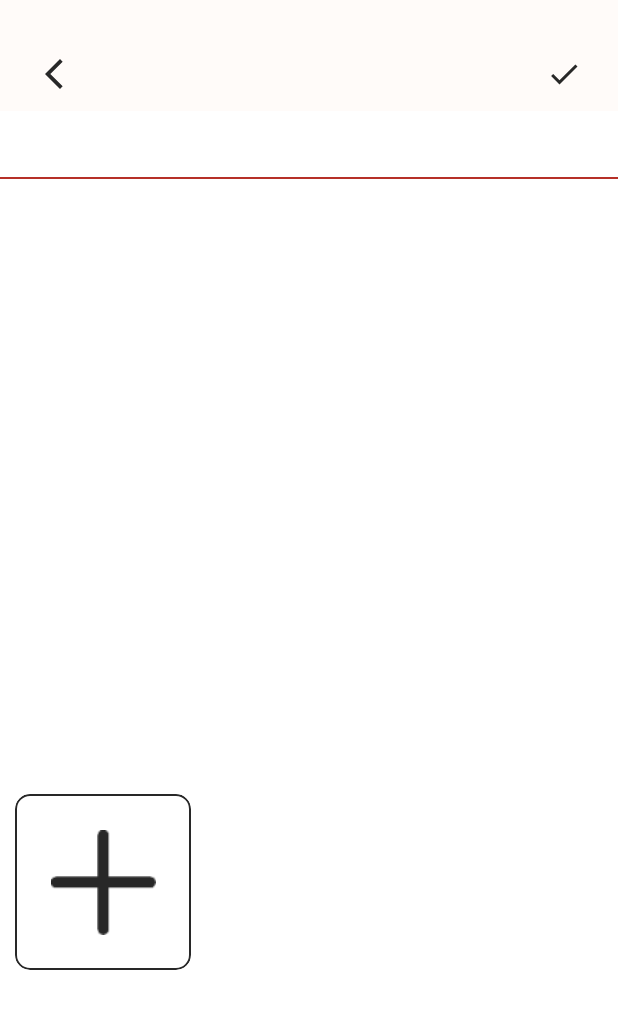
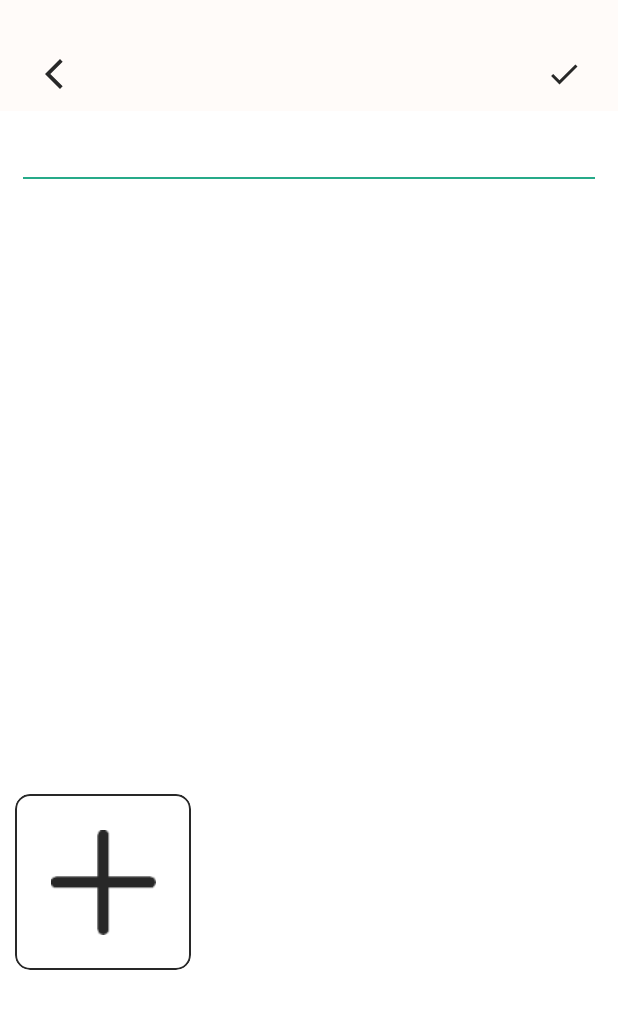
Before and after one commit to yuuuuke/MeAndStar, an Android app built with Jetpack Compose: the DiaryEditActivity screen opened directly, with no data from a screen before it, on a phone screen of 412 x 824 dp. Shown: the top 1009 px of the screen. Run offline under Robolectric (Android 15) with nearby library versions, the phone set to English and light mode, and no system bars; our stand-ins replace Room's generated code, constraintlayout-compose; libraries missing offline, so code that uses them is left out: com.bumptech.glide.

Commit message:
添加了一些代码

```diff
--- a/app/src/main/AndroidManifest.xml
+++ b/app/src/main/AndroidManifest.xml
@@ -24,6 +24,7 @@
 
         <activity
             android:name=".activity.MainActivity"
+            android:launchMode="singleTask"
             android:exported="true"/>
         <activity android:name="com.zhpew.meandstar.activity.DiaryEditActivity" />
         <activity android:name="com.zhpew.meandstar.activity.DiaryActivity" />
--- a/app/src/main/java/com/zhpew/meandstar/activity/DiaryEditActivity.kt
+++ b/app/src/main/java/com/zhpew/meandstar/activity/DiaryEditActivity.kt
@@ -51,6 +51,8 @@ class DiaryEditActivity : BaseActivity<DateEditViewModel>() {
 
     lateinit var picker: ActivityResultLauncher<PickVisualMediaRequest>
     val data = mutableStateOf<DiaryEntity?>(null)
+    val title = mutableStateOf<String>( "")
+    val content = mutableStateOf<String>("")
 
     override fun initData() {
         picker = registerForActivityResult(ActivityResultContracts.PickMultipleVisualMedia(5)) {
@@ -66,6 +68,8 @@ class DiaryEditActivity : BaseActivity<DateEditViewModel>() {
             vm.getDiaryById(1)
             vm.diaryLiveData.observe(this) {
                 data.value = it
+                title.value = data.value!!.title
+                content.value = data.value!!.textContent
             }
         } else {
             data.value = DiaryEntity(0, 0, "", "", null, null)
@@ -73,24 +77,31 @@ class DiaryEditActivity : BaseActivity<DateEditViewModel>() {
 
         vm.cuLiveData.observe(this) {
             Toast.makeText(this, "保存成功", Toast.LENGTH_LONG).show()
-            finish()
+            val intent = Intent(this,MainActivity::class.java)
+            startActivity(intent)
         }
     }
 
     @OptIn(ExperimentalGlideComposeApi::class)
     @Composable
     override fun InitComposeView() {
-        val title = remember {
-            mutableStateOf<String>(data.value?.title ?: "")
+
+        val height = remember {
+            mutableStateOf(-1)
         }
-        val content = remember {
-            mutableStateOf<String>(data.value?.textContent ?: "")
-        }
-
         Column(
             modifier = Modifier
                 .fillMaxWidth()
                 .fillMaxHeight()
+                .layout { measurable, constraints ->
+                    val placeable = measurable.measure(constraints)
+                    layout(placeable.width, placeable.height) {
+                        if (height.value == -1) {
+                            height.value = (placeable.width / 3).Go2Dp
+                        }
+                        placeable.placeRelative(0, 0)
+                    }
+                }
         ) {
             CustomActionBar(
                 title = "",
@@ -102,22 +113,10 @@ class DiaryEditActivity : BaseActivity<DateEditViewModel>() {
                     data.value!!.editTime = System.currentTimeMillis()
                     vm.updateOrCreateData(data.value!!)
                 })
-            val height = remember {
-                mutableStateOf(-1)
-            }
             data.value?.let {
                 LazyVerticalGrid(
                     modifier = Modifier
-                        .fillMaxWidth()
-                        .layout { measurable, constraints ->
-                            val placeable = measurable.measure(constraints)
-                            layout(placeable.width, placeable.height) {
-                                if (height.value == -1) {
-                                    height.value = (placeable.width / 3).Go2Dp
-                                }
-                                placeable.placeRelative(0, 0)
-                            }
-                        },
+                        .fillMaxWidth(),
                     columns = GridCells.Fixed(3),
                     content = {
                         item(span = { GridItemSpan(3) }) {
@@ -125,18 +124,20 @@ class DiaryEditActivity : BaseActivity<DateEditViewModel>() {
                                 BasicTextField(
                                     value = title.value,
                                     onValueChange = { title.value = it },
-                                    modifier = Modifier.padding(top = 15.dp, start = 20.dp),
+                                    modifier = Modifier
+                                        .padding(top = 15.dp, start = 20.dp)
+                                        .fillMaxWidth(),
                                     singleLine = true,
                                     textStyle = TextStyle(
                                         fontSize = 16.sp,
-                                        color = colorResource(id = R.color.teal_200)
+                                        color = colorResource(id = R.color.text_color)
                                     )
                                 )
                                 Box(
                                     modifier = Modifier
                                         .fillMaxWidth()
-                                        .padding(top = 10.dp)
-                                        .background(colorResource(id = R.color.color_B63028))
+                                        .padding(top = 10.dp, start = 15.dp, end = 15.dp)
+                                        .background(colorResource(id = R.color.color_26AA89))
                                         .height(1.dp)
                                 )
                                 BasicTextField(
--- a/app/src/main/java/com/zhpew/meandstar/activity/MainActivity.kt
+++ b/app/src/main/java/com/zhpew/meandstar/activity/MainActivity.kt
@@ -1,5 +1,6 @@
 package com.zhpew.meandstar.activity
 
+import android.content.Intent
 import android.util.Log
 import android.widget.FrameLayout
 import androidx.activity.result.PickVisualMediaRequest
--- a/app/src/main/java/com/zhpew/meandstar/base/BaseActivity.kt
+++ b/app/src/main/java/com/zhpew/meandstar/base/BaseActivity.kt
@@ -21,6 +21,7 @@ abstract class BaseActivity<VM : BaseViewModel> : FragmentActivity() {
         val option = View.SYSTEM_UI_FLAG_LAYOUT_STABLE or View.SYSTEM_UI_FLAG_LAYOUT_FULLSCREEN
         window.decorView.systemUiVisibility = option or View.SYSTEM_UI_FLAG_LIGHT_STATUS_BAR
 
+        vm = initViewModel()
         if (getLayoutId() == -1) {
             setContent {
                 InitComposeView()
@@ -28,7 +29,6 @@ abstract class BaseActivity<VM : BaseViewModel> : FragmentActivity() {
         } else {
             setContentView(getLayoutId())
         }
-        vm = initViewModel()
         initData()
     }
 
--- a/app/src/main/java/com/zhpew/meandstar/base/BaseFragment.kt
+++ b/app/src/main/java/com/zhpew/meandstar/base/BaseFragment.kt
@@ -53,5 +53,7 @@ abstract class BaseFragment<T : BaseViewModel> : Fragment() {
         return -1
     }
 
-    abstract fun onFABClick()
+    open fun onFABClick(){
+
+    }
 }
--- a/app/src/main/java/com/zhpew/meandstar/repository/CommemorationRepository.kt
+++ b/app/src/main/java/com/zhpew/meandstar/repository/CommemorationRepository.kt
@@ -2,7 +2,6 @@ package com.zhpew.meandstar.repository
 
 import com.zhpew.meandstar.db.dbDao.CommemorationDAO
 import com.zhpew.meandstar.db.dbEntity.CommemorationDayEntity
-import kotlinx.coroutines.withContext
 
 class CommemorationRepository(private val dao: CommemorationDAO) {
 
```
Also changed, not shown: app/src/main/java/com/zhpew/meandstar/activity/DiaryActivity.kt (+56 -26 lines), app/src/main/java/com/zhpew/meandstar/fragment/HomeFragment.kt (+31 -3 lines).
